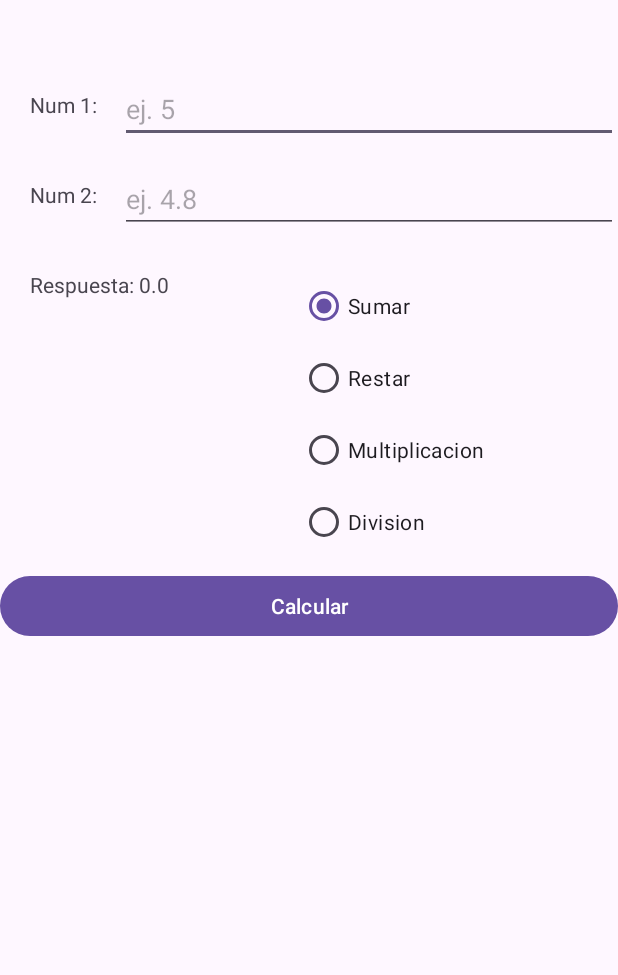
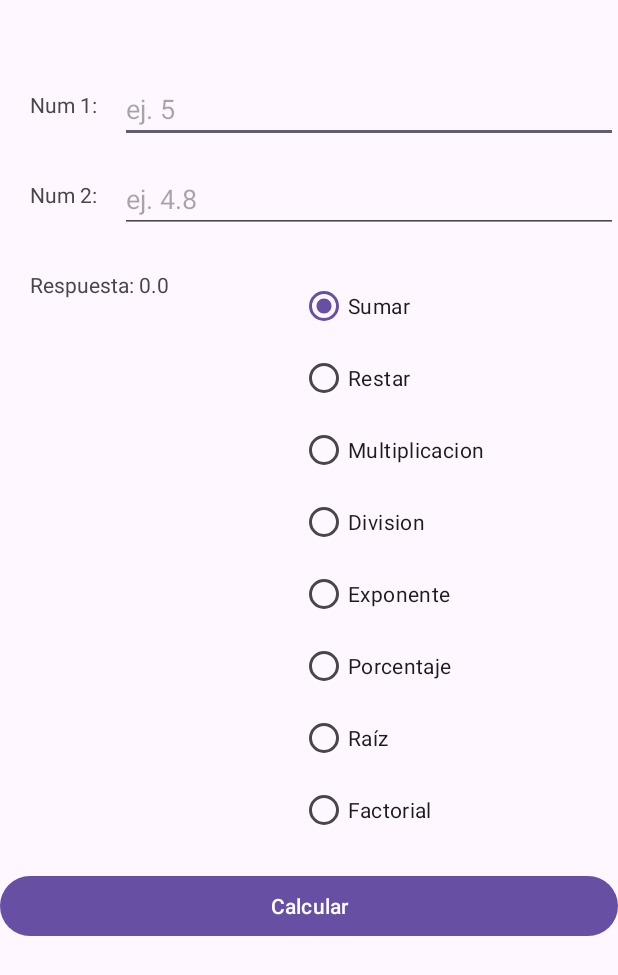
Before and after one commit to K3r1n24/PrograII-Semi-2025, an Android app: the screen it shows after launch (MainActivity), after a tap on "Calcular", on a phone screen of 412 x 824 dp. Shown: the top 975 px of the screen. Run offline under Robolectric (Android 15) with nearby library versions, the phone set to English and light mode, and no system bars; 2 statements that could not run were skipped.

Commit message:
Calculadora con opciones de suma hasta factorial

```diff
--- a/app/src/main/java/com/ugb/myfirstapplication/MainActivity.java
+++ b/app/src/main/java/com/ugb/myfirstapplication/MainActivity.java
@@ -1,24 +1,21 @@
 package com.ugb.myfirstapplication;
+
 
 import android.os.Bundle;
 import android.view.View;
 import android.widget.Button;
 import android.widget.RadioButton;
 import android.widget.RadioGroup;
-import android.widget.Spinner;
 import android.widget.TextView;
 
-import androidx.activity.EdgeToEdge;
 import androidx.appcompat.app.AppCompatActivity;
-import androidx.core.graphics.Insets;
-import androidx.core.view.ViewCompat;
-import androidx.core.view.WindowInsetsCompat;
 
 public class MainActivity extends AppCompatActivity {
     Button btn;
     TextView tempVal;
     RadioGroup rgb;
     RadioButton opt;
+
     @Override
     protected void onCreate(Bundle savedInstanceState) {
         super.onCreate(savedInstanceState);
@@ -52,9 +49,40 @@ public class MainActivity extends AppCompatActivity {
                 if (opt.isChecked()) {
                     respuesta = num1 / num2;
                 }
+                opt = findViewById(R.id.optExponente);
+                if (opt.isChecked()) {
+                    respuesta = Math.pow(num1, num2);
+
+                }
+                opt = findViewById(R.id.optPorcentaje);
+                if (opt.isChecked()) {
+                    respuesta = (num1 * num2) / 100;
+                }
+                opt = findViewById(R.id.optRaiz);
+                if (opt.isChecked()) {
+                    respuesta = num1 >= 0 ? Math.sqrt(num1) : Double.NaN;
+                }
+                opt = findViewById(R.id.optFactorial);
+                if (opt.isChecked()) {
+                    if (num1 < 0 || num1 != (int) num1) {
+                        tempVal = findViewById(R.id.lblRespuesta);
+                        tempVal.setText("Error: Factorial solo para enteros positivos.");
+                        return;
+                    }
+                    respuesta = calcularFactorial((int) num1);
+                }
+
                 tempVal = findViewById(R.id.lblRespuesta);
-                tempVal.setText("Respuesta: "+ respuesta);
+                tempVal.setText("Respuesta: " + respuesta);
             }
         });
     }
+
+    private long calcularFactorial(int num) {
+        long factorial = 1;
+        for (int i = 1; i <= num; i++) {
+            factorial *= i;
+        }
+        return factorial;
+    }
 }
--- a/app/src/main/res/layout/activity_main.xml
+++ b/app/src/main/res/layout/activity_main.xml
@@ -69,17 +69,38 @@
             android:text="Multiplicacion"
             android:layout_width="wrap_content"
             android:layout_height="wrap_content"/>
+
         <RadioButton
             android:id="@+id/optDivision"
-            android:text="Division"
+            android:layout_width="wrap_content"
+            android:layout_height="wrap_content"
+            android:text="Division" />
+
+        <RadioButton
+            android:id="@+id/optExponente"
+            android:text="Exponente"
+            android:layout_width="wrap_content"
+            android:layout_height="wrap_content"/>
+        <RadioButton
+            android:id="@+id/optPorcentaje"
+            android:text="Porcentaje"
+            android:layout_width="wrap_content"
+            android:layout_height="wrap_content"/>
+        <RadioButton
+            android:id="@+id/optRaiz"
+            android:text="Raíz"
+            android:layout_width="wrap_content"
+            android:layout_height="wrap_content"/>
+        <RadioButton
+            android:id="@+id/optFactorial"
+            android:text="Factorial"
             android:layout_width="wrap_content"
             android:layout_height="wrap_content"/>
     </RadioGroup>
 
-
     <Button
         android:id="@+id/btnCalcular"
-        android:layout_marginTop="380dp"
+        android:layout_marginTop="580dp"
         android:text="Calcular"
         android:layout_width="match_parent"
         android:layout_height="wrap_content"/>
```
